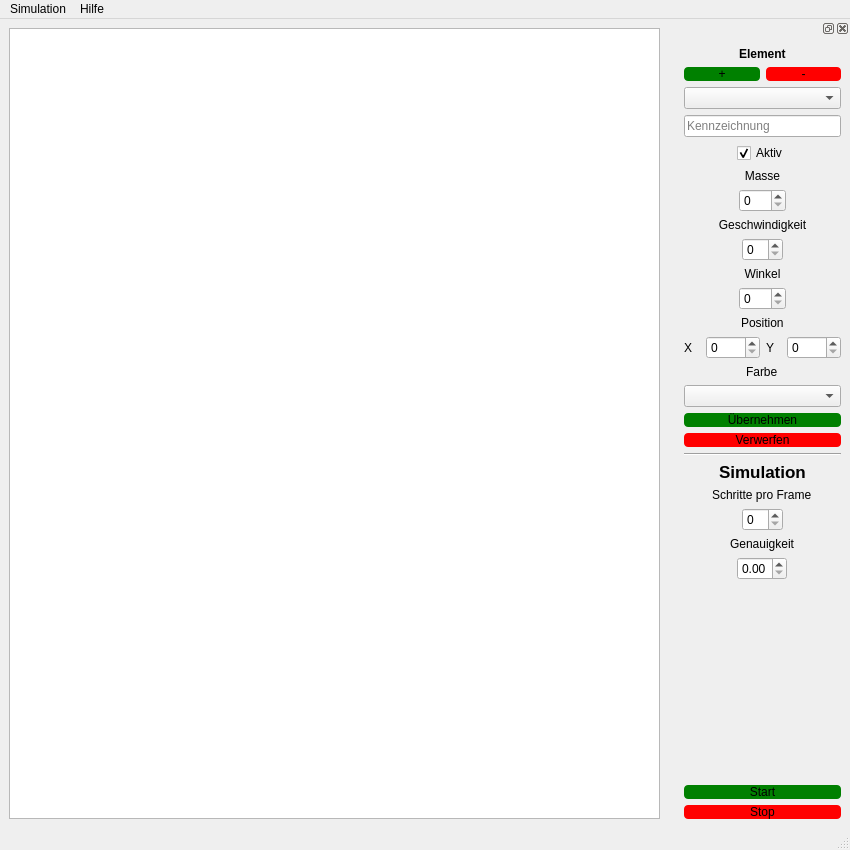
Qt form ui_Main_Window.ui (Corvus-XOS/Gravitationssimulation) before a commit.
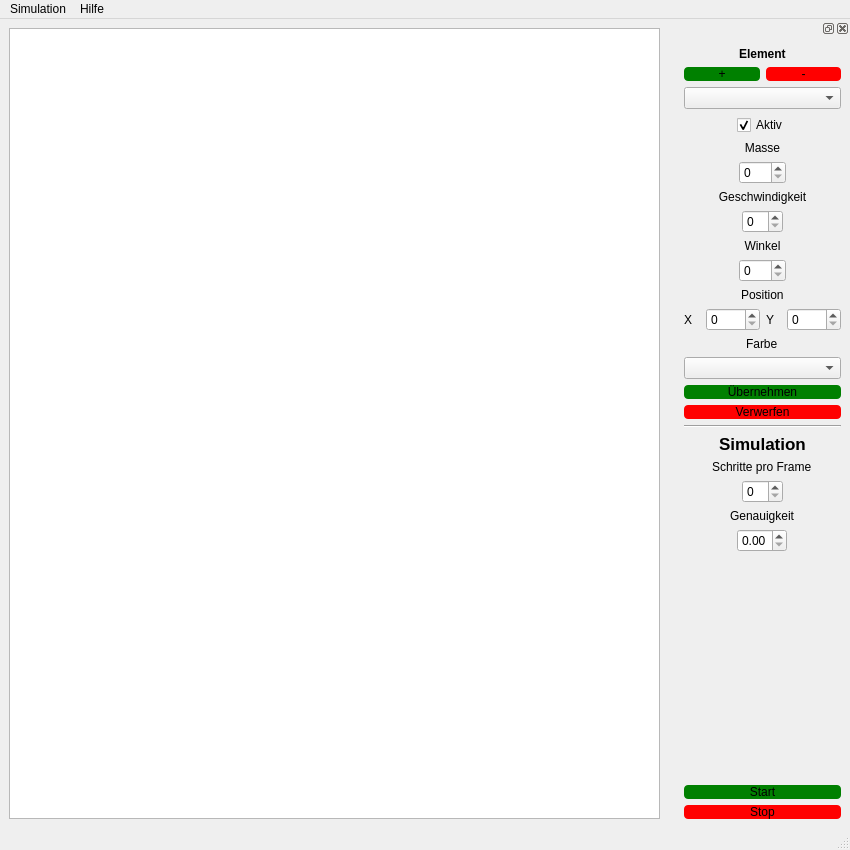
The same form after that commit. Icons and pictures are not drawn.

Commit message: Kleine Anpassung für die Combobox, Dialog für Kennzeichnung der Elemente

Patch:
```diff
--- a/ui_Main_Window.ui
+++ b/ui_Main_Window.ui
@@ -115,16 +115,6 @@
        <item>
         <widget class="QComboBox" name="comboElement"/>
        </item>
-       <item>
-        <widget class="QLineEdit" name="lineEdit">
-         <property name="placeholderText">
-          <string>Kennzeichnung</string>
-         </property>
-         <property name="clearButtonEnabled">
-          <bool>false</bool>
-         </property>
-        </widget>
-       </item>
        <item alignment="Qt::AlignmentFlag::AlignHCenter">
         <widget class="QCheckBox" name="checkAktiv">
          <property name="layoutDirection">
```
Left out of the diff: 2 changed lines with no effect on the pictures. The commit also changes 5 other files.
